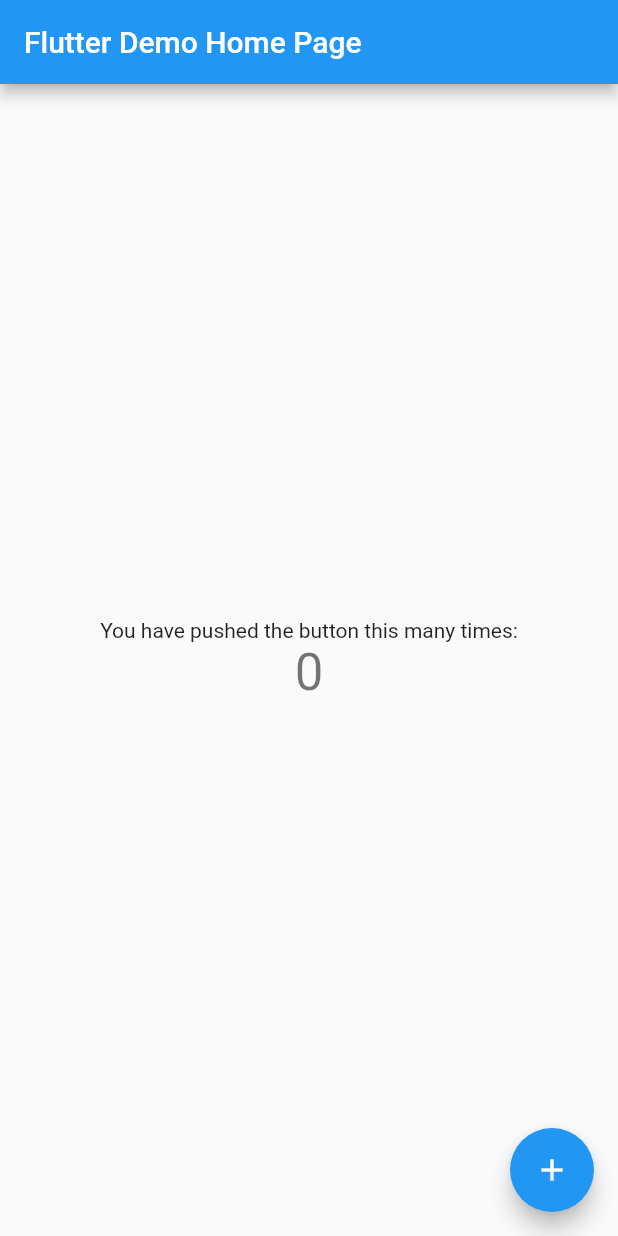
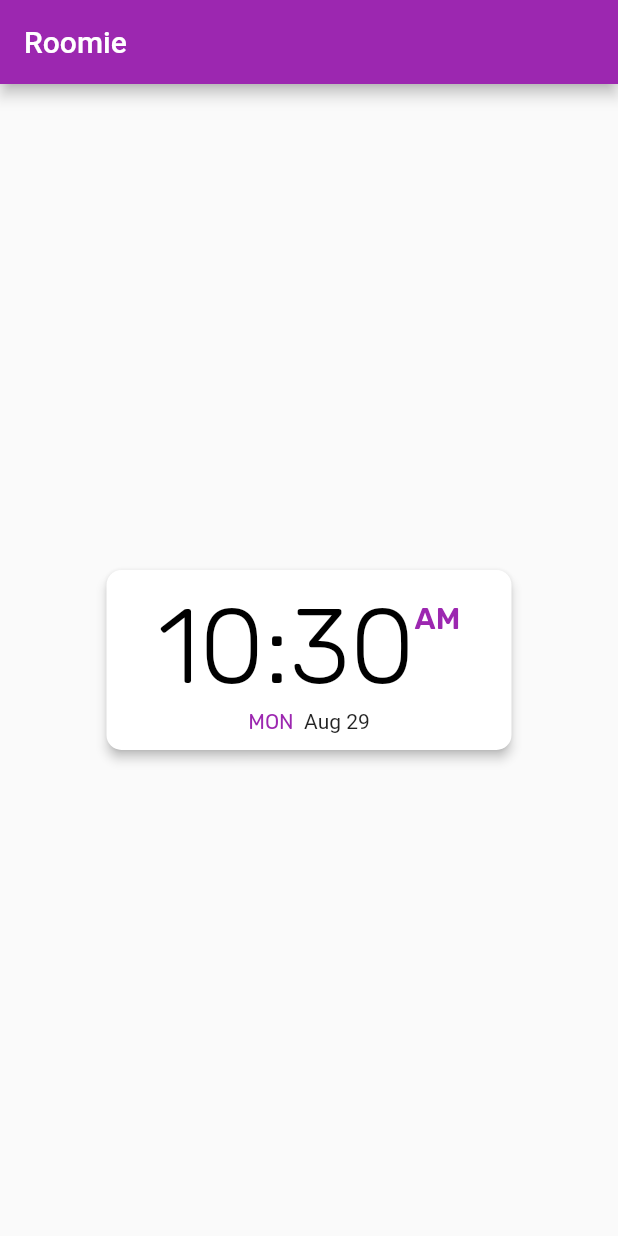
Before and after one commit to niemtec/roomie, a Flutter app: the screen it shows after launch, on a phone screen of 412 x 824 dp. Run offline on Flutter 3.47's test engine with Material 2 defaults, Android fonts, the light colour scheme and no system bars; our stand-ins replace google_fonts.

Commit message:
Added clock widget and theme

```diff
--- a/lib/main.dart
+++ b/lib/main.dart
@@ -1,4 +1,6 @@
 import 'package:flutter/material.dart';
+import 'package:google_fonts/google_fonts.dart';
+import 'package:roomie/widgets/clock.dart';
 
 void main() {
   runApp(const MyApp());
@@ -7,39 +9,26 @@
 class MyApp extends StatelessWidget {
   const MyApp({Key? key}) : super(key: key);
 
-  // This widget is the root of your application.
   @override
   Widget build(BuildContext context) {
     return MaterialApp(
-      title: 'Flutter Demo',
+      title: 'Roomie',
       theme: ThemeData(
-        // This is the theme of your application.
-        //
-        // Try running your application with "flutter run". You'll see the
-        // application has a blue toolbar. Then, without quitting the app, try
-        // changing the primarySwatch below to Colors.green and then invoke
-        // "hot reload" (press "r" in the console where you ran "flutter run",
-        // or simply save your changes to "hot reload" in a Flutter IDE).
-        // Notice that the counter didn't reset back to zero; the application
-        // is not restarted.
-        primarySwatch: Colors.blue,
-      ),
-      home: const MyHomePage(title: 'Flutter Demo Home Page'),
+          primarySwatch: Colors.purple,
+          cardTheme: CardTheme(
+              elevation: 3,
+              shape: RoundedRectangleBorder(
+                  borderRadius: BorderRadius.circular(10))),
+          textTheme: TextTheme(
+              displayLarge:
+                  GoogleFonts.rubik(fontSize: 70, color: Colors.black))),
+      home: const MyHomePage(title: 'Roomie'),
     );
   }
 }
 
 class MyHomePage extends StatefulWidget {
   const MyHomePage({Key? key, required this.title}) : super(key: key);
-
-  // This widget is the home page of your application. It is stateful, meaning
-  // that it has a State object (defined below) that contains fields that affect
-  // how it looks.
-
-  // This class is the configuration for the state. It holds the values (in this
-  // case the title) provided by the parent (in this case the App widget) and
-  // used by the build method of the State. Fields in a Widget subclass are
-  // always marked "final".
 
   final String title;
 
@@ -48,68 +37,18 @@
 }
 
 class _MyHomePageState extends State<MyHomePage> {
-  int _counter = 0;
-
-  void _incrementCounter() {
-    setState(() {
-      // This call to setState tells the Flutter framework that something has
-      // changed in this State, which causes it to rerun the build method below
-      // so that the display can reflect the updated values. If we changed
-      // _counter without calling setState(), then the build method would not be
-      // called again, and so nothing would appear to happen.
-      _counter++;
-    });
-  }
-
   @override
   Widget build(BuildContext context) {
-    // This method is rerun every time setState is called, for instance as done
-    // by the _incrementCounter method above.
-    //
-    // The Flutter framework has been optimized to make rerunning build methods
-    // fast, so that you can just rebuild anything that needs updating rather
-    // than having to individually change instances of widgets.
     return Scaffold(
       appBar: AppBar(
-        // Here we take the value from the MyHomePage object that was created by
-        // the App.build method, and use it to set our appbar title.
         title: Text(widget.title),
       ),
       body: Center(
-        // Center is a layout widget. It takes a single child and positions it
-        // in the middle of the parent.
         child: Column(
-          // Column is also a layout widget. It takes a list of children and
-          // arranges them vertically. By default, it sizes itself to fit its
-          // children horizontally, and tries to be as tall as its parent.
-          //
-          // Invoke "debug painting" (press "p" in the console, choose the
-          // "Toggle Debug Paint" action from the Flutter Inspector in Android
-          // Studio, or the "Toggle Debug Paint" command in Visual Studio Code)
-          // to see the wireframe for each widget.
-          //
-          // Column has various properties to control how it sizes itself and
-          // how it positions its children. Here we use mainAxisAlignment to
-          // center the children vertically; the main axis here is the vertical
-          // axis because Columns are vertical (the cross axis would be
-          // horizontal).
           mainAxisAlignment: MainAxisAlignment.center,
-          children: <Widget>[
-            const Text(
-              'You have pushed the button this many times:',
-            ),
-            Text(
-              '$_counter',
-              style: Theme.of(context).textTheme.headline4,
-            ),
-          ],
+          children: const <Widget>[Clock()],
         ),
       ),
-      floatingActionButton: FloatingActionButton(
-        onPressed: _incrementCounter,
-        tooltip: 'Increment',
-        child: const Icon(Icons.add),
-      ), // This trailing comma makes auto-formatting nicer for build methods.
     );
   }
 }
```
